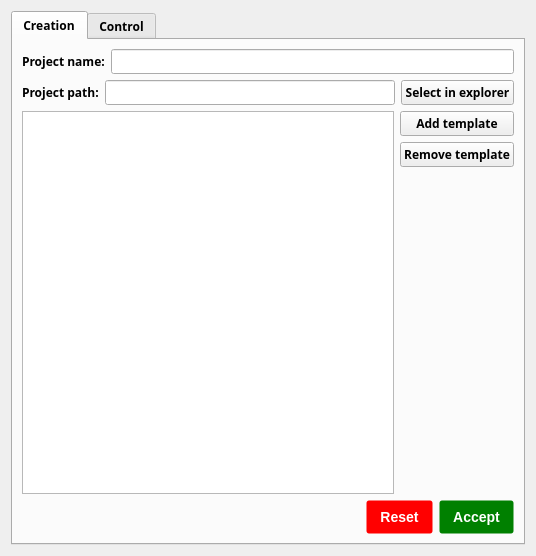
The window that projectsmenu.ui (Notidman/Dollar) describes before a commit, drawn with Qt 5.
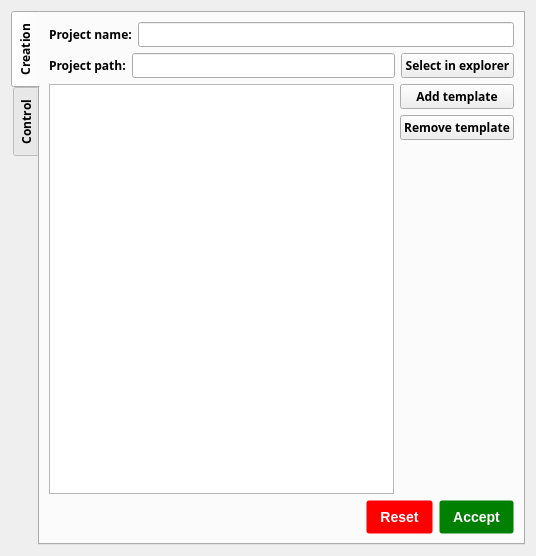
The same window after the commit.

The edit to the form file:
```diff
--- a/projectsmenu.ui
+++ b/projectsmenu.ui
@@ -28,6 +28,9 @@
        <bold>true</bold>
       </font>
      </property>
+     <property name="tabPosition">
+      <enum>QTabWidget::West</enum>
+     </property>
      <property name="currentIndex">
       <number>0</number>
      </property>
```
